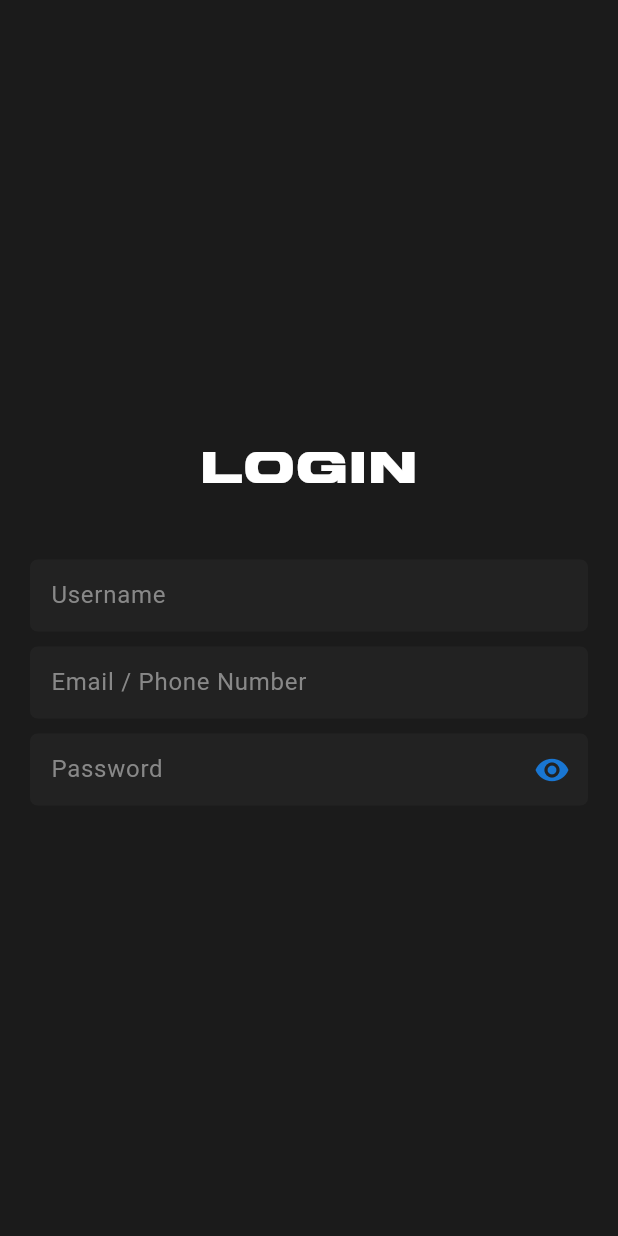
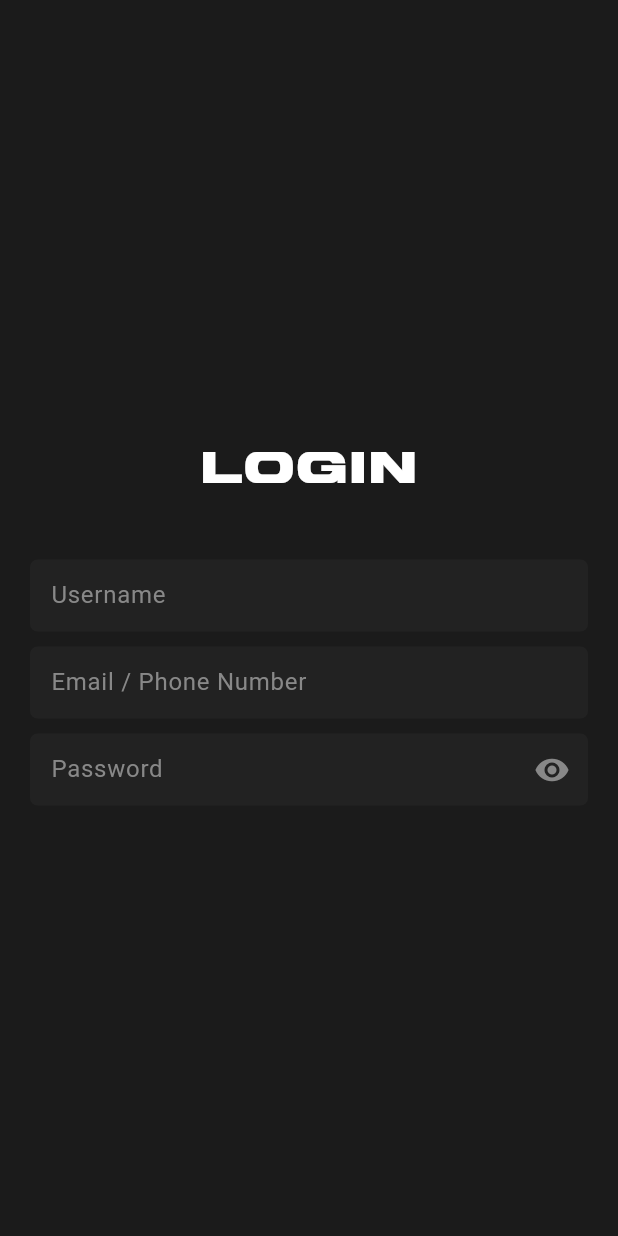
Before and after one commit to airon-main/airpay-finance-app, a Flutter app: the screen it shows after launch, on a phone screen of 412 x 824 dp. Run offline on Flutter 3.47's test engine with Material 2 defaults, Android fonts, the phone set to English and light mode, and no system bars; our stand-ins replace flutter_masked_text2, get; missing offline and left inert: dart:ffi.

Commit message:
fix:toggle_button

```diff
--- a/lib/widgets/custom.dart
+++ b/lib/widgets/custom.dart
@@ -1,3 +1,5 @@
+import 'dart:ffi';
+
 import 'package:flutter/material.dart';
 import 'package:get/get.dart';
 import 'package:air_pay/variables/colorpalette.dart';
@@ -26,20 +28,17 @@ class myTextField extends StatelessWidget {
         hintStyle: TextStyle(
             color: darkcolor['disabled'], fontWeight: FontWeight.normal),
         suffixIcon: isObscured
-            ? Obx(() => IconButton(
-                  icon: Icon(
-                    // Based on passwordVisible state choose the icon
-                    isChecked == false
-                        ? Icons.visibility
-                        : Icons.visibility_off,
-                    color: Theme.of(context).primaryColorDark,
-                  ),
-                  onPressed: () {
-                    isChecked == false
-                        ? isChecked = true.obs
-                        : isChecked = false.obs;
-                  },
-                ))
+            ? IconButton(
+                icon: Obx(() {
+                  return isChecked.isFalse
+                      ? Icon(Icons.visibility, color: darkcolor['disabled'])
+                      : Icon(Icons.visibility_off,
+                          color: darkcolor['disabled']);
+                }),
+                onPressed: () {
+                  isChecked.toggle();
+                },
+              )
             : null,
         contentPadding: const EdgeInsets.all(10),
         border: OutlineInputBorder(
```
